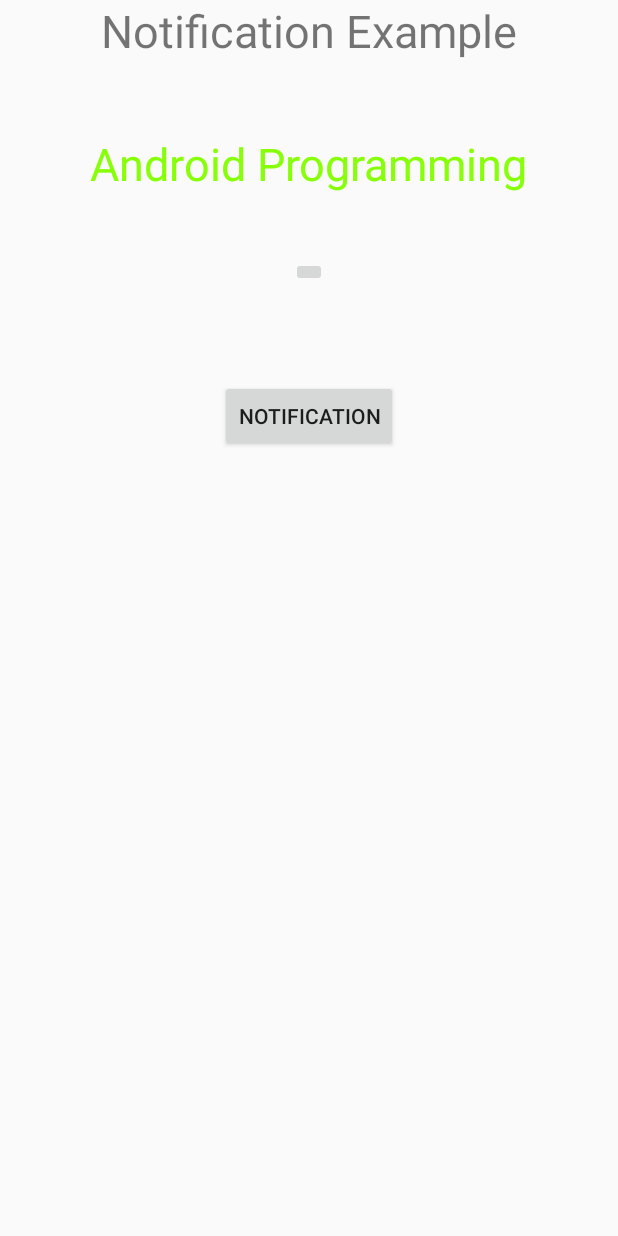
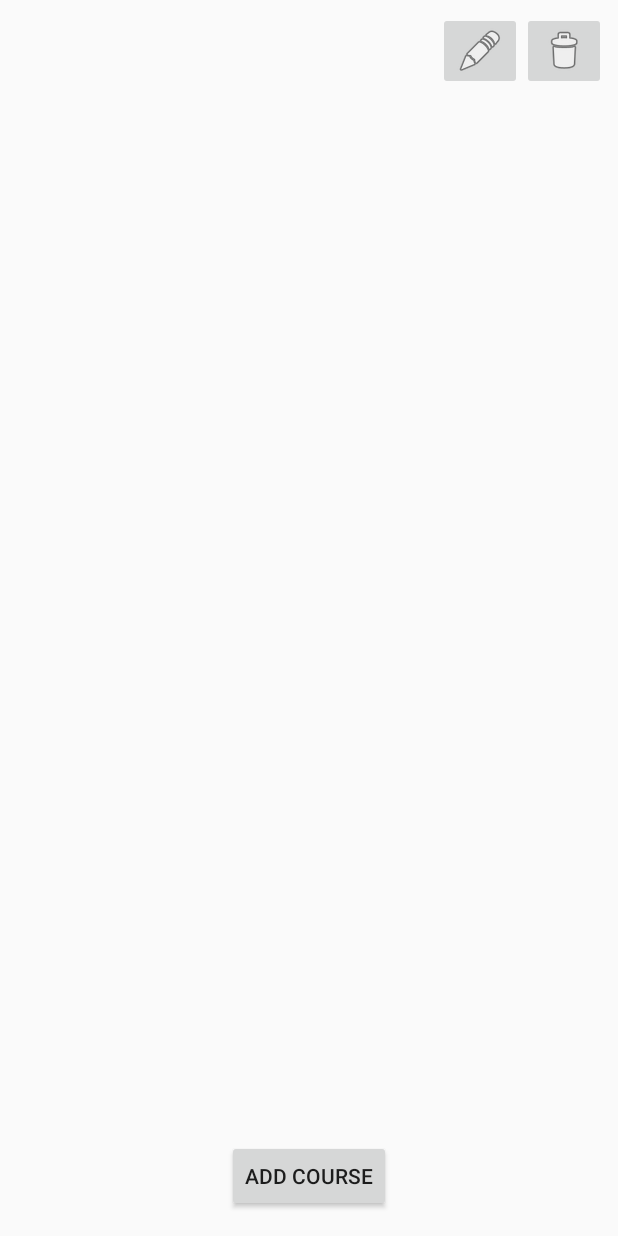
Before and after one commit to trandtrieu/PRM392-Excercises, an Android app: the MainActivity screen opened directly, with no data from a screen before it, on a phone screen of 412 x 824 dp. Run offline under Robolectric (Android 15) with nearby library versions, the phone set to English and light mode, and no system bars.

Commit message:
update exercise 12

```diff
--- a/app/build.gradle.kts
+++ b/app/build.gradle.kts
@@ -42,4 +42,6 @@ dependencies {
     androidTestImplementation(libs.espresso.core)
     implementation("androidx.appcompat:appcompat:1.3.0")
     implementation("com.squareup.picasso:picasso:2.71828")
+    implementation("androidx.recyclerview:recyclerview:1.2.1")
+
 }
--- /dev/null
+++ b/app/src/main/java/com/example/simpleui/Course.java
@@ -0,0 +1,41 @@
+package com.example.simpleui;
+
+public class Course {
+    private String id;
+    private String name;
+    private String description;
+
+    public Course(String id, String name, String description) {
+        this.id = id;
+        this.name = name;
+        this.description = description;
+    }
+
+    // Getters and Setters
+    // Course ID
+    public String getId() {
+        return id;
+    }
+
+    public void setId(String id) {
+        this.id = id;
+    }
+
+    // Name
+    public String getName() {
+        return name;
+    }
+
+    public void setName(String name) {
+        this.name = name;
+    }
+
+    // Description
+    public String getDescription() {
+        return description;
+    }
+
+    public void setDescription(String description) {
+        this.description = description;
+    }
+}
--- /dev/null
+++ b/app/src/main/java/com/example/simpleui/CourseAdapter.java
@@ -0,0 +1,111 @@
+package com.example.simpleui;
+
+import android.view.LayoutInflater;
+import android.view.View;
+import android.view.ViewGroup;
+import android.widget.ImageButton;
+import android.widget.TextView;
+
+import androidx.recyclerview.widget.RecyclerView;
+
+import java.util.List;
+
+public class CourseAdapter extends
+        RecyclerView.Adapter<CourseAdapter.CourseViewHolder> {
+    private final List<Course> courseList;
+    private OnItemClickListener listener;
+
+    public CourseAdapter(List<Course> courseList) {
+        this.courseList = courseList;
+    }
+
+    public void setOnItemClickListener(OnItemClickListener listener) {
+        this.listener = listener;
+    }
+
+    @Override
+    public CourseViewHolder onCreateViewHolder(ViewGroup parent, int
+            viewType) {
+        View itemView =
+                LayoutInflater.from(parent.getContext()).inflate(R.layout.course_item,
+                        parent, false);
+        return new CourseViewHolder(itemView, listener);
+    }
+
+    @Override
+    public void onBindViewHolder(CourseViewHolder holder, int
+            position) {
+        Course currentCourse = courseList.get(position);
+        holder.textViewId.setText(currentCourse.getId());
+        holder.textViewName.setText(currentCourse.getName());
+        holder.textViewDescription.setText(currentCourse.getDescription());
+    }
+
+    @Override
+    public int getItemCount() {
+        return courseList.size();
+    }
+
+    public interface OnItemClickListener {
+        void onItemClick(int position);
+
+        void onEditClick(int position);
+
+        void onDeleteClick(int position);
+    }
+
+    public static class CourseViewHolder extends
+            RecyclerView.ViewHolder {
+        public TextView textViewId;
+        public TextView textViewName;
+        public TextView textViewDescription;
+        public ImageButton editButton;
+        public ImageButton deleteButton;
+
+        public CourseViewHolder(View itemView, final
+        OnItemClickListener listener) {
+            super(itemView);
+            textViewId = itemView.findViewById(R.id.text_view_id);
+            textViewName =
+                    itemView.findViewById(R.id.text_view_course_name);
+            textViewDescription =
+                    itemView.findViewById(R.id.text_view_course_description);
+            editButton = itemView.findViewById(R.id.button_edit);
+            deleteButton = itemView.findViewById(R.id.button_delete);
+            itemView.setOnClickListener(new View.OnClickListener() {
+                @Override
+                public void onClick(View v) {
+                    if (listener != null) {
+                        int position = getAbsoluteAdapterPosition();
+                        if (position != RecyclerView.NO_POSITION) {
+                            listener.onItemClick(position);
+                        }
+                    }
+                }
+            });
+            editButton.setOnClickListener(new View.OnClickListener() {
+                @Override
+                public void onClick(View v) {
+                    if (listener != null) {
+
+                        int position = getAbsoluteAdapterPosition();
+                        if (position != RecyclerView.NO_POSITION) {
+                            listener.onEditClick(position);
+                        }
+                    }
+                }
+            });
+            deleteButton.setOnClickListener(new View.OnClickListener() {
+                @Override
+                public void onClick(View v) {
+                    if (listener != null) {
+                        int position = getAbsoluteAdapterPosition();
+                        if (position != RecyclerView.NO_POSITION) {
+                            listener.onDeleteClick(position);
+                        }
+                    }
+                }
+            });
+        }
+    }
+}
--- /dev/null
+++ b/app/src/main/java/com/example/simpleui/DBHandler.java
@@ -0,0 +1,104 @@
+package com.example.simpleui;
+
+import android.content.ContentValues;
+import android.content.Context;
+import android.database.Cursor;
+import android.database.sqlite.SQLiteDatabase;
+import android.database.sqlite.SQLiteOpenHelper;
+
+import java.util.ArrayList;
+import java.util.List;
+
+public class DBHandler extends SQLiteOpenHelper {
+    private static final int DATABASE_VERSION = 1;
+    private static final String DATABASE_NAME = "courseManager";
+    private static final String TABLE_COURSES = "courses";
+    private static final String KEY_ID = "id";
+    private static final String KEY_NAME = "name";
+    private static final String KEY_DESCRIPTION = "description";
+
+    // Create Sqlite Database with name and version
+    public DBHandler(Context context) {
+        super(context, DATABASE_NAME, null, DATABASE_VERSION);
+    }
+
+    // Create table with fields
+    @Override
+    public void onCreate(SQLiteDatabase db) {
+        String CREATE_COURSES_TABLE = "CREATE TABLE " + TABLE_COURSES
+                + "("
+                + KEY_ID + " TEXT PRIMARY KEY," + KEY_NAME + " TEXT,"
+                + KEY_DESCRIPTION + " TEXT" + ")";
+        db.execSQL(CREATE_COURSES_TABLE);
+    }
+
+    // Drop table if exists
+    @Override
+    public void onUpgrade(SQLiteDatabase db, int oldVersion, int
+            newVersion) {
+        db.execSQL("DROP TABLE IF EXISTS " + TABLE_COURSES);
+        onCreate(db);
+    }
+
+    // Add new course
+    void addCourse(Course course) {
+        SQLiteDatabase db = this.getWritableDatabase();
+        ContentValues values = new ContentValues();
+        values.put(KEY_ID, course.getId());
+        values.put(KEY_NAME, course.getName());
+        values.put(KEY_DESCRIPTION, course.getDescription());
+
+        db.insert(TABLE_COURSES, null, values);
+        db.close();
+    }
+
+    // Get course by ID
+    Course getCourse(String id) {
+        SQLiteDatabase db = this.getReadableDatabase();
+        Cursor cursor = db.query(TABLE_COURSES, new String[]{KEY_ID,
+                        KEY_NAME, KEY_DESCRIPTION}, KEY_ID + "=?",
+                new String[]{id}, null, null, null, null);
+        if (cursor != null)
+            cursor.moveToFirst();
+        Course course = new Course(cursor.getString(0),
+                cursor.getString(1), cursor.getString(2));
+        cursor.close();
+        return course;
+    }
+
+    // Get all courses
+    List<Course> getAllCourses() {
+
+        List<Course> courseList = new ArrayList<>();
+        String selectQuery = "SELECT * FROM " + TABLE_COURSES;
+        SQLiteDatabase db = this.getWritableDatabase();
+        Cursor cursor = db.rawQuery(selectQuery, null);
+        if (cursor.moveToFirst()) {
+            do {
+                Course course = new Course(cursor.getString(0),
+                        cursor.getString(1), cursor.getString(2));
+                courseList.add(course);
+            } while (cursor.moveToNext());
+        }
+        cursor.close();
+        return courseList;
+    }
+
+    // Update course
+    int updateCourse(Course course) {
+        SQLiteDatabase db = this.getWritableDatabase();
+        ContentValues values = new ContentValues();
+        values.put(KEY_NAME, course.getName());
+        values.put(KEY_DESCRIPTION, course.getDescription());
+        return db.update(TABLE_COURSES, values, KEY_ID + " = ?",
+                new String[]{course.getId()});
+    }
+
+    // Delete course
+    void deleteCourse(Course course) {
+        SQLiteDatabase db = this.getWritableDatabase();
+        db.delete(TABLE_COURSES, KEY_ID + " = ?",
+                new String[]{course.getId()});
+        db.close();
+    }
+}
--- a/app/src/main/java/com/example/simpleui/MainActivity.java
+++ b/app/src/main/java/com/example/simpleui/MainActivity.java
@@ -1,26 +1,26 @@
 package com.example.simpleui;
 
-import android.app.NotificationChannel;
-import android.app.NotificationManager;
-import android.content.pm.PackageManager;
-import android.os.Build;
+import android.content.Intent;
 import android.os.Bundle;
 import android.view.View;
 import android.widget.Button;
 
 import androidx.activity.EdgeToEdge;
 import androidx.appcompat.app.AppCompatActivity;
-import androidx.core.app.ActivityCompat;
-import androidx.core.app.NotificationCompat;
-import androidx.core.app.NotificationManagerCompat;
 import androidx.core.graphics.Insets;
 import androidx.core.view.ViewCompat;
 import androidx.core.view.WindowInsetsCompat;
+import androidx.recyclerview.widget.LinearLayoutManager;
+import androidx.recyclerview.widget.RecyclerView;
+
+import java.util.List;
 
 public class MainActivity extends AppCompatActivity {
-    private static final int NOTIFICATION_ID = 1;
-    private static final String CHANNEL_ID =
-            "notification_channel";
+    private DBHandler dbHandler;
+    private CourseAdapter courseAdapter;
+    private List<Course> courseList;
+    private RecyclerView recyclerView;
+    private Button buttonAdd;
 
     @Override
     protected void onCreate(Bundle savedInstanceState) {
@@ -28,66 +28,76 @@ public class MainActivity extends AppCompatActivity {
         EdgeToEdge.enable(this);
         setContentView(R.layout.activity_main);
 
-        ViewCompat.setOnApplyWindowInsetsListener(findViewById(R.id.main
-        ), (v, insets) -> {
+        ViewCompat.setOnApplyWindowInsetsListener(findViewById(R.id.main), (v,
+                                                                            insets) -> {
+
             Insets systemBars =
                     insets.getInsets(WindowInsetsCompat.Type.systemBars());
             v.setPadding(systemBars.left, systemBars.top,
                     systemBars.right, systemBars.bottom);
             return insets;
         });
+        // Get data
+        dbHandler = new DBHandler(this);
+        courseList = dbHandler.getAllCourses();
+        recyclerView = findViewById(R.id.recycler_view);
+        buttonAdd = findViewById(R.id.button_add);
+        // Set the LayoutManager to recyclerView
+        recyclerView.setLayoutManager(new LinearLayoutManager(this));
 
-        //Create NotificationChannel()
-        createNotificationChannel();
-        //Show Notification
-        Button button = findViewById(R.id.button);
-        button.setOnClickListener(new View.OnClickListener() {
+// Set data to Adapter
+        courseAdapter = new CourseAdapter(courseList);
+        // Set the Adapter to RecyclerView
+        recyclerView.setAdapter(courseAdapter);
+// Add a Listener to RecyclerView Adapter
+        courseAdapter.setOnItemClickListener(new
+                                                     CourseAdapter.OnItemClickListener() {
+                                                         // Click an item
+                                                         @Override
+                                                         public void onItemClick(int position) {
+                                                             Intent intent = new Intent(MainActivity.this,
+                                                                     UpdateCourseActivity.class);
+                                                             intent.putExtra("course_id",
+                                                                     courseList.get(position).getId());
+                                                             startActivity(intent);
+                                                         }
+
+                                                         // Click Edit button
+                                                         @Override
+                                                         public void onEditClick(int position) {
+                                                             Intent intent = new Intent(MainActivity.this,
+                                                                     UpdateCourseActivity.class);
+                                                             intent.putExtra("course_id",
+                                                                     courseList.get(position).getId());
+                                                             startActivity(intent);
+                                                         }
+
+                                                         // Click Delete button
+                                                         @Override
+                                                         public void onDeleteClick(int position) {
+                                                             dbHandler.deleteCourse(courseList.get(position));
+                                                             courseList.remove(position);
+                                                             courseAdapter.notifyItemRemoved(position);
+                                                         }
+
+                                                     });
+        // Add a Listener to Add button
+        buttonAdd.setOnClickListener(new View.OnClickListener() {
             @Override
-            public void onClick(View view) {
-                addNotification();
+            public void onClick(View v) {
+                Intent intent = new Intent(MainActivity.this,
+                        AddCourseActivity.class);
+                startActivity(intent);
             }
         });
     }
 
-    //NotificationChannel
-    private void createNotificationChannel() {
-        //Version >= Android 26 -> Create NotificationChannel
-        if (Build.VERSION.SDK_INT >= Build.VERSION_CODES.O) {
-            //NotificationChannel
-            CharSequence name = "Notification";
-            String description = "Android Notification";
-            int importance =
-                    NotificationManager.IMPORTANCE_DEFAULT;
-            NotificationChannel channel = new
-                    NotificationChannel(CHANNEL_ID, name, importance);
-            channel.setDescription(description);
-            //Create NotificationChannel
-            NotificationManager notificationManager =
-                    getSystemService(NotificationManager.class);
-
-            notificationManager.createNotificationChannel(channel);
-        }
-    }
-
-    private void addNotification() {
-        //Notification with a channel
-        NotificationCompat.Builder builder = new
-                NotificationCompat.Builder(this, CHANNEL_ID)
-                .setSmallIcon(R.drawable.messi)
-
-                .setContentTitle("Notification Alert")
-                .setContentText("Hi, This is Android Notification Detail!.")
-                .setPriority(NotificationCompat.PRIORITY_HIGH);
-        //Show Notification
-        NotificationManagerCompat notificationManager =
-
-                NotificationManagerCompat.from(this);
-        if (ActivityCompat.checkSelfPermission(this,
-                android.Manifest.permission.POST_NOTIFICATIONS) !=
-                PackageManager.PERMISSION_GRANTED) {
-            return;
-        }
-        notificationManager.notify(NOTIFICATION_ID,
-                builder.build());
+    // Refresh data
+    @Override
+    protected void onResume() {
+        super.onResume();
+        courseList.clear();
+        courseList.addAll(dbHandler.getAllCourses());
+        courseAdapter.notifyDataSetChanged();
     }
 }
--- a/app/src/main/res/layout/activity_main.xml
+++ b/app/src/main/res/layout/activity_main.xml
@@ -1,50 +1,24 @@
 <?xml version="1.0" encoding="utf-8"?>
 <RelativeLayout xmlns:android="http://schemas.android.com/apk/res/android"
     xmlns:tools="http://schemas.android.com/tools"
+
     android:id="@+id/main"
     android:layout_width="match_parent"
     android:layout_height="match_parent"
-    android:paddingLeft="16dp"
-    android:paddingTop="16dp"
-    android:paddingRight="16dp"
-    android:paddingBottom="16dp"
-    tools:context="MainActivity">
+    tools:context=".MainActivity">
 
-    <TextView
-        android:id="@+id/textView1"
+    <androidx.recyclerview.widget.RecyclerView
+        android:id="@+id/recycler_view"
+        android:layout_width="match_parent"
+        android:layout_height="match_parent"
+        android:layout_above="@+id/button_add" />
+
+    <Button
+        android:id="@+id/button_add"
         android:layout_width="wrap_content"
         android:layout_height="wrap_content"
-        android:layout_alignParentTop="true"
+        android:layout_alignParentBottom="true"
         android:layout_centerHorizontal="true"
-        android:text="Notification Example"
-        android:textSize="30dp" />
-
-    <TextView
-        android:id="@+id/textView2"
-        android:layout_width="wrap_content"
-        android:layout_height="wrap_content"
-        android:layout_below="@+id/textView1"
-        android:layout_centerHorizontal="true"
-        android:layout_marginTop="48dp"
-        android:text="Android Programming"
-        android:textColor="#ff87ff09"
-        android:textSize="30dp" />
-
-    <ImageButton
-        android:id="@+id/imageButton"
-        android:layout_width="wrap_content"
-        android:layout_height="wrap_content"
-        android:layout_below="@+id/textView2"
-        android:layout_centerHorizontal="true"
-        android:layout_marginTop="42dp" />
-
-    <Button
-        android:id="@+id/button"
-        android:layout_width="wrap_content"
-        android:layout_height="wrap_content"
-        android:layout_below="@+id/imageButton"
-
-        android:layout_centerHorizontal="true"
-        android:layout_marginTop="62dp"
-        android:text="Notification" />
+        android:layout_marginBottom="16dp"
+        android:text="Add Course" />
 </RelativeLayout>
--- /dev/null
+++ b/app/src/main/res/layout/course_item.xml
@@ -0,0 +1,45 @@
+<?xml version="1.0" encoding="utf-8"?>
+<LinearLayout xmlns:android="http://schemas.android.com/apk/res/android"
+    android:layout_width="match_parent"
+    android:layout_height="wrap_content"
+    android:orientation="horizontal"
+    android:padding="8dp">
+
+    <TextView
+        android:id="@+id/text_view_id"
+        android:layout_width="0dp"
+        android:layout_height="wrap_content"
+        android:layout_weight="1"
+        android:text="ID"
+        android:textSize="16sp" />
+
+    <TextView
+        android:id="@+id/text_view_course_name"
+        android:layout_width="0dp"
+        android:layout_height="wrap_content"
+        android:layout_weight="2"
+        android:text="Name"
+        android:textSize="16sp" />
+
+    <TextView
+        android:id="@+id/text_view_course_description"
+        android:layout_width="0dp"
+        android:layout_height="wrap_content"
+        android:layout_weight="2"
+        android:text="Description"
+        android:textSize="16sp" />
+
+    <ImageButton
+        android:id="@+id/button_edit"
+        android:layout_width="wrap_content"
+        android:layout_height="wrap_content"
+        android:contentDescription="Edit"
+        android:src="@android:drawable/ic_menu_edit" />
+
+    <ImageButton
+        android:id="@+id/button_delete"
+        android:layout_width="wrap_content"
+        android:layout_height="wrap_content"
+        android:contentDescription="Delete"
+        android:src="@android:drawable/ic_menu_delete" />
+</LinearLayout>
```
Also changed, not shown: app/src/main/AndroidManifest.xml (+22 -0 lines), app/src/main/java/com/example/simpleui/AddCourseActivity.java (added, +55 -0 lines), app/src/main/java/com/example/simpleui/UpdateCourseActivity.java (added, +73 -0 lines), app/src/main/res/layout/activity_add_course.xml (added, +34 -0 lines), app/src/main/res/layout/activity_update_course.xml (added, +41 -0 lines).
